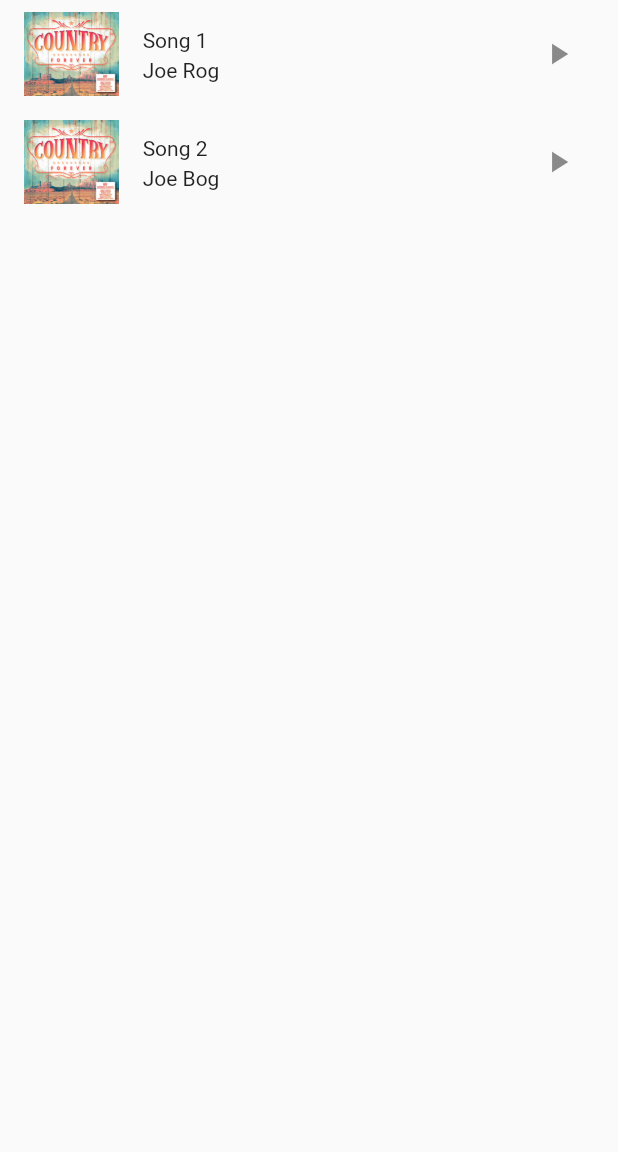
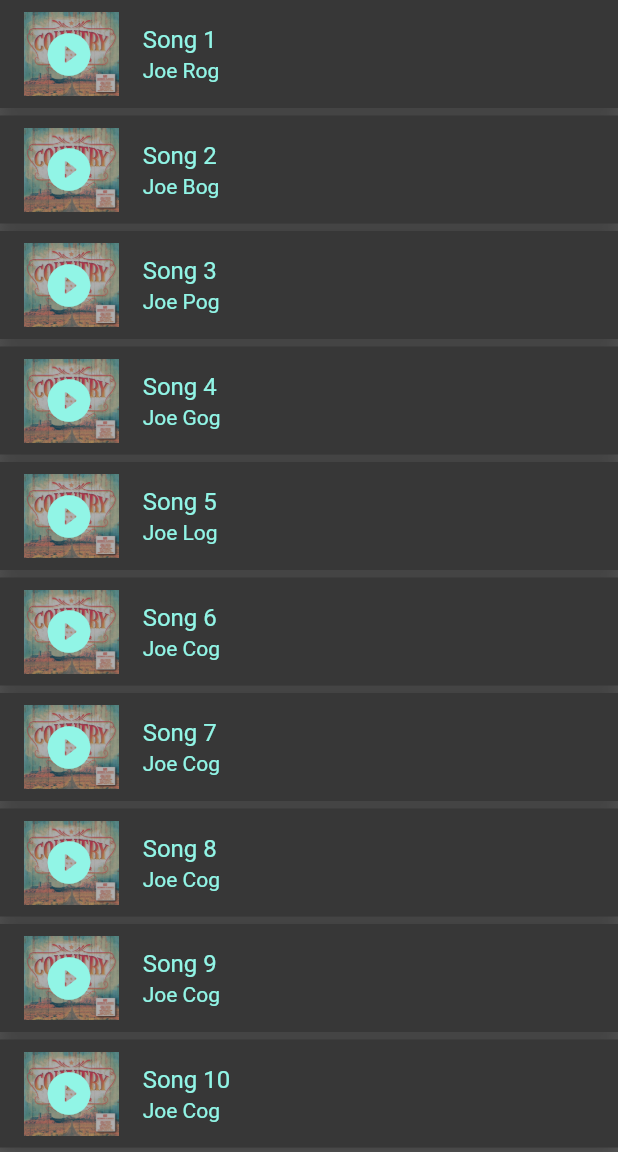
Before and after one commit to Nyt1k/Oktava, a Flutter app: the MainScreen screen opened directly, after a tap on the "arrow back ios new" icon, after a tap on "All songs", on a phone screen of 412 x 824 dp, the part 84-1236 px from its top. Run offline on Flutter 3.47's test engine with Material 2 defaults, Android fonts, the phone set to English and light mode, and no system bars; our stand-ins replace assets_audio_player, bloc, equatable, firebase_auth, firebase_core, flutter_bloc; missing offline and left inert: flutter_media_metadata; accounts and stored records are empty; network calls fail.

Commit message:
fixed player pause/added more staff

```diff
--- a/lib/data/repository/audio_player_model_factory.dart
+++ b/lib/data/repository/audio_player_model_factory.dart
@@ -26,6 +26,94 @@ class AudioPlayerModelFactory {
                 image: const MetasImage.asset("assets/images/country.jpg"))),
         isPlaying: false,
       ),
+      AudioPlayerModel(
+        id: '3',
+        audio: Audio("assets/audios/country_2.mp3",
+            metas: Metas(
+                id: '3',
+                title: 'Song 3',
+                artist: "Joe Pog",
+                album: "Country road",
+                image: const MetasImage.asset("assets/images/country.jpg"))),
+        isPlaying: false,
+      ),
+      AudioPlayerModel(
+        id: '4',
+        audio: Audio("assets/audios/country.mp3",
+            metas: Metas(
+                id: '4',
+                title: 'Song 4',
+                artist: "Joe Gog",
+                album: "Country road",
+                image: const MetasImage.asset("assets/images/country.jpg"))),
+        isPlaying: false,
+      ),
+      AudioPlayerModel(
+        id: '5',
+        audio: Audio("assets/audios/country_2.mp3",
+            metas: Metas(
+                id: '5',
+                title: 'Song 5',
+                artist: "Joe Log",
+                album: "Country road",
+                image: const MetasImage.asset("assets/images/country.jpg"))),
+        isPlaying: false,
+      ),
+      AudioPlayerModel(
+        id: '6',
+        audio: Audio("assets/audios/country.mp3",
+            metas: Metas(
+                id: '6',
+                title: 'Song 6',
+                artist: "Joe Cog",
+                album: "Country road",
+                image: const MetasImage.asset("assets/images/country.jpg"))),
+        isPlaying: false,
+      ),
+      AudioPlayerModel(
+        id: '7',
+        audio: Audio("assets/audios/country.mp3",
+            metas: Metas(
+                id: '7',
+                title: 'Song 7',
+                artist: "Joe Cog",
+                album: "Country road",
+                image: const MetasImage.asset("assets/images/country.jpg"))),
+        isPlaying: false,
+      ),
+      AudioPlayerModel(
+        id: '8',
+        audio: Audio("assets/audios/country.mp3",
+            metas: Metas(
+                id: '8',
+                title: 'Song 8',
+                artist: "Joe Cog",
+                album: "Country road",
+                image: const MetasImage.asset("assets/images/country.jpg"))),
+        isPlaying: false,
+      ),
+      AudioPlayerModel(
+        id: '9',
+        audio: Audio("assets/audios/country.mp3",
+            metas: Metas(
+                id: '9',
+                title: 'Song 9',
+                artist: "Joe Cog",
+                album: "Country road",
+                image: const MetasImage.asset("assets/images/country.jpg"))),
+        isPlaying: false,
+      ),
+      AudioPlayerModel(
+        id: '10',
+        audio: Audio("assets/audios/country.mp3",
+            metas: Metas(
+                id: '10',
+                title: 'Song 10',
+                artist: "Joe Cog",
+                album: "Country road",
+                image: const MetasImage.asset("assets/images/country.jpg"))),
+        isPlaying: false,
+      ),
     ];
   }
 }
--- a/lib/helpers/loading/loading_screen.dart
+++ b/lib/helpers/loading/loading_screen.dart
@@ -2,6 +2,7 @@ import 'dart:async';
 
 import 'package:flutter/material.dart';
 import 'package:oktava/helpers/loading/loading_screen_controller.dart';
+import 'package:oktava/utilities/constants/color_constants.dart';
 
 class LoadingScreen {
   factory LoadingScreen() => _shared;
@@ -52,7 +53,7 @@ class LoadingScreen {
                 minWidth: size.width * 0.5,
               ),
               decoration: BoxDecoration(
-                color: Colors.white,
+                color: mainColor,
                 borderRadius: BorderRadius.circular(10.0),
               ),
               child: Padding(
--- a/lib/main.dart
+++ b/lib/main.dart
@@ -11,6 +11,7 @@ import 'package:oktava/services/auth/bloc/auth_bloc.dart';
 import 'package:oktava/services/auth/bloc/auth_event.dart';
 import 'package:oktava/services/auth/bloc/auth_state.dart';
 import 'package:oktava/services/auth/firebase_auth_provider.dart';
+import 'package:oktava/utilities/constants/color_constants.dart';
 import 'package:oktava/utilities/widgets/navigation_drawer_widget.dart';
 import 'package:oktava/views/audio_player_view.dart';
 import 'package:oktava/views/forgot_password_view.dart';
@@ -118,7 +119,7 @@ class _MainScreenState extends State<MainScreen> {
               onPressed: () => Scaffold.of(context).openDrawer(),
               icon: const Icon(
                 Icons.arrow_back_ios_new_rounded,
-                color: Color.fromARGB(255, 73, 73, 73),
+                color: secondaryColor,
               ),
             );
           }),
@@ -126,10 +127,10 @@ class _MainScreenState extends State<MainScreen> {
           title: const Text(
             "OKTAVA",
             style: TextStyle(
-              color: Color.fromARGB(255, 73, 73, 73),
+              color: secondaryColor,
             ),
           ),
-          backgroundColor: const Color.fromARGB(255, 145, 245, 230),
+          backgroundColor: mainColor,
         ),
         body: const AudioPlayerView());
   }
--- /dev/null
+++ b/lib/utilities/constants/color_constants.dart
@@ -0,0 +1,5 @@
+import 'package:flutter/material.dart';
+
+const mainColor = Color.fromRGBO(145, 245, 230, 1);
+const secondaryColor = Color.fromARGB(255, 85, 85, 85);
+const additionalColor = Color.fromARGB(255, 55, 55, 55);
--- a/lib/utilities/widgets/audio_track_widget.dart
+++ b/lib/utilities/widgets/audio_track_widget.dart
@@ -1,50 +1,104 @@
+import 'dart:io';
+
 import 'package:flutter/material.dart';
 import 'package:flutter_bloc/flutter_bloc.dart';
+import 'package:flutter_media_metadata/flutter_media_metadata.dart';
 import 'package:oktava/data/model/audio_player_model.dart';
 import 'package:oktava/services/audio-player/bloc/audio_player_bloc.dart';
 import 'package:oktava/services/audio-player/bloc/audio_player_event.dart';
+import 'package:oktava/utilities/constants/color_constants.dart';
 
 class AudioTrackWidget extends StatelessWidget {
-  const AudioTrackWidget({Key? key, required this.audioPlayerModel})
-      : super(key: key);
+  const AudioTrackWidget({
+    Key? key,
+    required this.audioPlayerModel,
+  }) : super(key: key);
 
   final AudioPlayerModel audioPlayerModel;
 
   @override
   Widget build(BuildContext context) {
-    return Material(
-      child: ListTile(
-        leading: Material(child: setLeading()),
-        title: Material(child: setTitle()),
-        subtitle: Material(child: setSubTitle()),
-        trailing: Material(
-          child: IconButton(
-            icon: Material(child: setIcon()),
-            onPressed: setCallBack(context),
+    return Column(
+      children: [
+        Container(
+          decoration: const BoxDecoration(
+            color: additionalColor,
+            boxShadow: [
+              BoxShadow(
+                color: additionalColor,
+                blurRadius: 10,
+                offset: Offset(0, 0),
+              ),
+            ],
+          ),
+          child: ListTile(
+            leading: Stack(
+              children: <Widget>[
+                setLeading(),
+                SizedBox(
+                  child: setIcon(),
+                  width: 60,
+                  height: 60,
+                ),
+              ],
+            ),
+            title: setTitle(),
+            subtitle: setSubTitle(),
+            onTap: setCallBack(context),
           ),
         ),
-      ),
+        const SizedBox(
+          height: 5,
+        )
+      ],
     );
   }
 
   Widget setIcon() {
     if (audioPlayerModel.isPlaying) {
-      return const Icon(Icons.pause);
+      return const Icon(
+        Icons.pause_circle_filled_rounded,
+        color: mainColor,
+        size: 34,
+      );
     } else {
-      return const Icon(Icons.play_arrow);
+      return const Icon(
+        Icons.play_circle_fill_rounded,
+        color: mainColor,
+        size: 34,
+      );
     }
   }
 
   Widget setLeading() {
-    return Image.asset(audioPlayerModel.audio.metas.image!.path);
+    return Image.asset(
+      audioPlayerModel.audio.metas.image!.path,
+      color: Colors.white.withOpacity(0.6),
+      colorBlendMode: BlendMode.modulate,
+    );
   }
 
   Widget setTitle() {
-    return Text(audioPlayerModel.audio.metas.title!);
+    return Text(
+      audioPlayerModel.audio.metas.title!,
+      style: const TextStyle(color: mainColor),
+    );
   }
 
   Widget setSubTitle() {
-    return Text(audioPlayerModel.audio.metas.artist!);
+    return Text(
+      audioPlayerModel.audio.metas.artist!,
+      style: const TextStyle(color: mainColor),
+    );
+  }
+
+  Future<Widget> setLength() async {
+    final metadata =
+        await MetadataRetriever.fromFile(File(audioPlayerModel.audio.path));
+
+    int? duration = metadata.trackDuration;
+
+    return Text(duration.toString());
   }
 
   void Function() setCallBack(BuildContext context) {
@@ -61,3 +115,97 @@ class AudioTrackWidget extends StatelessWidget {
     }
   }
 }
+
+// class AudioTrackWidget extends StatefulWidget {
+//   const AudioTrackWidget({Key? key, required this.audioPlayerModel})
+//       : super(key: key);
+//   final AudioPlayerModel audioPlayerModel;
+//   @override
+//   State<AudioTrackWidget> createState() => _AudioTrackWidgetState();
+// }
+
+// class _AudioTrackWidgetState extends State<AudioTrackWidget> {
+//   @override
+//   Widget build(BuildContext context) {
+//     return Column(
+//       children: [
+//         Container(
+//           color: additionalColor,
+//           child: ListTile(
+//             leading: Stack(
+//               children: <Widget>[
+//                 setLeading(),
+//                 SizedBox(
+//                   child: setIcon(),
+//                   width: 60,
+//                   height: 60,
+//                 ),
+//               ],
+//             ),
+//             title: setTitle(),
+//             subtitle: setSubTitle(),
+//             onTap: setCallBack(context),
+//           ),
+//         ),
+//         const SizedBox(
+//           height: 5,
+//         )
+//       ],
+//     );
+//   }
+
+//   Widget setIcon() {
+//     if (widget.audioPlayerModel.isPlaying) {
+//       return const Icon(
+//         Icons.pause,
+//         color: mainColor,
+//       );
+//     } else {
+//       return const Icon(
+//         Icons.play_arrow,
+//         color: mainColor,
+//       );
+//     }
+//   }
+
+//   Widget setLeading() {
+//     return Image.asset(widget.audioPlayerModel.audio.metas.image!.path);
+//   }
+
+//   Widget setTitle() {
+//     return Text(
+//       widget.audioPlayerModel.audio.metas.title!,
+//       style: const TextStyle(color: mainColor),
+//     );
+//   }
+
+//   Widget setSubTitle() {
+//     return Text(
+//       widget.audioPlayerModel.audio.metas.artist!,
+//       style: const TextStyle(color: mainColor),
+//     );
+//   }
+
+//   Future<Widget> setLength() async {
+//     final metadata = await MetadataRetriever.fromFile(
+//         File(widget.audioPlayerModel.audio.path));
+
+//     int? duration = metadata.trackDuration;
+
+//     return Text(duration.toString());
+//   }
+
+//   void Function() setCallBack(BuildContext context) {
+//     if (widget.audioPlayerModel.isPlaying) {
+//       return () {
+//         BlocProvider.of<AudioPlayerBloc>(context)
+//             .add(TriggeredPauseAudioPlayerEvent(widget.audioPlayerModel));
+//       };
+//     } else {
+//       return () {
+//         BlocProvider.of<AudioPlayerBloc>(context)
+//             .add(TriggeredPlayAudioPlayerEvent(widget.audioPlayerModel));
+//       };
+//     }
+//   }
+// }
--- a/lib/utilities/widgets/navigation_drawer_widget.dart
+++ b/lib/utilities/widgets/navigation_drawer_widget.dart
@@ -1,25 +1,29 @@
 import 'package:flutter/material.dart';
 import 'package:flutter_bloc/flutter_bloc.dart';
 import 'package:oktava/main.dart';
-import 'package:oktava/services/auth/auth_provider.dart';
 import 'package:oktava/services/auth/auth_service.dart';
 import 'package:oktava/services/auth/auth_user.dart';
 import 'package:oktava/services/auth/bloc/auth_bloc.dart';
 import 'package:oktava/services/auth/bloc/auth_event.dart';
+import 'package:oktava/utilities/constants/color_constants.dart';
 import 'package:oktava/utilities/dialogs/logout_dialogs.dart';
-import 'package:oktava/views/audio_player_view.dart';
+
+int index = 0;
 
 class NavigationDrawerWidget extends StatelessWidget {
   const NavigationDrawerWidget({Key? key}) : super(key: key);
   final padding = const EdgeInsets.symmetric(horizontal: 30);
+
   @override
   Widget build(BuildContext context) {
     AuthService.firebase().initialize();
     final email = AuthService.firebase().currentUser;
     const urlImage = 'assets/images/country.jpg';
-    return Drawer(
+    return SizedBox(
+      width: 250,
+      child: Drawer(
         child: Material(
-        color: const Color.fromARGB(255, 145, 245, 230),
+          color: mainColor,
           child: ListView(
             padding: padding,
             children: <Widget>[
@@ -27,8 +31,10 @@ class NavigationDrawerWidget extends StatelessWidget {
                 urlImage: urlImage,
                 email: email,
               ),
+              Column(
+                children: [
                   const SizedBox(
-              height: 16,
+                    height: 8,
                   ),
                   buildMenuItem(
                     text: 'All songs',
@@ -65,7 +71,7 @@ class NavigationDrawerWidget extends StatelessWidget {
                   Container(
                       height: 2,
                       decoration: const BoxDecoration(
-                    color: Color.fromARGB(255, 39, 39, 39),
+                          color: additionalColor,
                           borderRadius: BorderRadius.all(Radius.circular(10)))),
                   const SizedBox(
                     height: 16,
@@ -95,6 +101,9 @@ class NavigationDrawerWidget extends StatelessWidget {
                     onClicked: () => selectedItem(context, 6),
                   ),
                 ],
+              )
+            ],
+          ),
         ),
       ),
     );
@@ -105,8 +114,8 @@ class NavigationDrawerWidget extends StatelessWidget {
     required IconData icon,
     VoidCallback? onClicked,
   }) {
-    const color = Color.fromARGB(255, 73, 73, 73);
-    const hoverColor = Color.fromARGB(255, 39, 39, 39);
+    const color = secondaryColor;
+    const hoverColor = additionalColor;
 
     var borderRadius = const BorderRadius.all(Radius.circular(8));
     return ListTile(
@@ -125,7 +134,7 @@ class NavigationDrawerWidget extends StatelessWidget {
   }
 
   selectedItem(BuildContext context, int index) async {
-    Navigator.of(context).pop();
+    //Navigator.of(context).pop();
     switch (index) {
       case 0:
         Navigator.of(context).push(MaterialPageRoute(
@@ -149,7 +158,7 @@ class NavigationDrawerWidget extends StatelessWidget {
             children: [
               CircleAvatar(
                 radius: 30,
-                backgroundColor: Colors.white,
+                backgroundColor: additionalColor,
                 child: ClipRRect(
                   borderRadius: BorderRadius.circular(30),
                   child: Image.asset(urlImage),
@@ -158,10 +167,12 @@ class NavigationDrawerWidget extends StatelessWidget {
               const SizedBox(
                 width: 10,
               ),
-              Text(
+              Flexible(
+                child: Text(
                   email!.email,
-                style: const TextStyle(
-                    fontSize: 14, color: Color.fromARGB(255, 73, 73, 73)),
+                  overflow: TextOverflow.ellipsis,
+                  style: const TextStyle(fontSize: 14, color: secondaryColor),
+                ),
               )
             ],
           ),
--- a/lib/views/audio_player_view.dart
+++ b/lib/views/audio_player_view.dart
@@ -1,8 +1,10 @@
+import 'package:assets_audio_player/assets_audio_player.dart';
 import 'package:flutter/material.dart';
 import 'package:flutter_bloc/flutter_bloc.dart';
 import 'package:oktava/services/audio-player/bloc/audio_player_bloc.dart';
 import 'package:oktava/services/audio-player/bloc/audio_player_event.dart';
 import 'package:oktava/services/audio-player/bloc/audio_player_state.dart';
+import 'package:oktava/utilities/constants/color_constants.dart';
 import 'package:oktava/utilities/widgets/audio_track_widget.dart';
 import 'package:oktava/utilities/widgets/player_widget.dart';
 
@@ -13,11 +15,14 @@ class AudioPlayerView extends StatefulWidget {
   State<AudioPlayerView> createState() => _AudioPlayerViewState();
 }
 
+AssetsAudioPlayer assetsAudioPlayer = AssetsAudioPlayer();
+
 class _AudioPlayerViewState extends State<AudioPlayerView> {
   @override
   Widget build(BuildContext context) {
     return Container(
       alignment: Alignment.center,
+      color: secondaryColor,
       child: BlocBuilder<AudioPlayerBloc, AudioPlayerState>(
         builder: (context, state) {
           if (state is AudioPlayerInitialState) {
@@ -69,7 +74,9 @@ class _AudioPlayerViewState extends State<AudioPlayerView> {
 Widget buildReadyTrackList(AudioPlayerReadyState state) {
   return ListView.builder(
     itemBuilder: (context, index) {
-      return AudioTrackWidget(audioPlayerModel: state.entityList[index]);
+      return AudioTrackWidget(
+        audioPlayerModel: state.entityList[index],
+      );
     },
     itemCount: state.entityList.length,
   );
@@ -85,7 +92,9 @@ Widget buildPlayingTrackList(AudioPlayerPlayingState state) {
         child: ListView.builder(
           padding: const EdgeInsets.only(bottom: 124),
           itemBuilder: (context, index) {
-            return AudioTrackWidget(audioPlayerModel: state.entityList[index]);
+            return AudioTrackWidget(
+              audioPlayerModel: state.entityList[index],
+            );
           },
           itemCount: state.entityList.length,
         ),
@@ -108,7 +117,9 @@ Widget buildPausedTrackList(AudioPlayerPausedState state) {
         child: ListView.builder(
           padding: const EdgeInsets.only(bottom: 96),
           itemBuilder: (context, index) {
-            return AudioTrackWidget(audioPlayerModel: state.entityList[index]);
+            return AudioTrackWidget(
+              audioPlayerModel: state.entityList[index],
+            );
           },
           itemCount: state.entityList.length,
         ),
--- a/pubspec.yaml
+++ b/pubspec.yaml
@@ -46,6 +46,7 @@ dependencies:
   flutter_bloc: ^8.0.1
   equatable: ^2.0.3
   assets_audio_player: ^3.0.4+1
+  flutter_media_metadata: ^1.0.0
 
 dev_dependencies:
   flutter_test:
@@ -71,8 +72,8 @@ flutter:
 
   # To add assets to your application, add an assets section, like this:
   assets:
-  - assets/audios/
-  - assets/images/
+    - assets/audios/
+    - assets/images/
 
   # An image asset can refer to one or more resolution-specific "variants", see
   # https://flutter.dev/assets-and-images/#resolution-aware.
```
Also changed, not shown: lib/services/audio-player/bloc/audio_player_bloc.dart (+19 -9 lines), lib/utilities/widgets/player_widget.dart (+53 -10 lines), pubspec.lock, 3 other files. Lines whose indentation alone changed are shown as unchanged.
